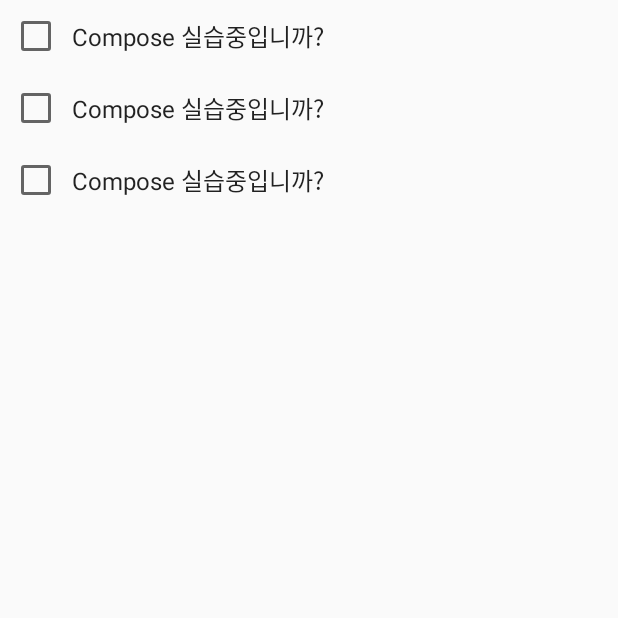
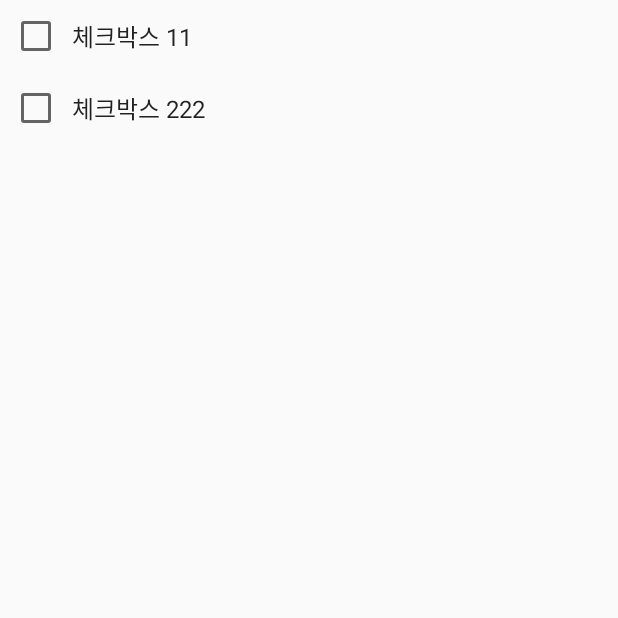
Before and after one commit to massOan/ComposeEtc, an Android app built with Jetpack Compose: the screen it shows after launch (MainActivity), on a phone screen of 412 x 824 dp, the top half of it. Run offline under Robolectric (Android 15) with nearby library versions, the phone set to English and light mode, and no system bars; pictures from the network do not load.

```diff
--- a/app/src/main/java/com/example/compose_etc/MainActivity.kt
+++ b/app/src/main/java/com/example/compose_etc/MainActivity.kt
@@ -12,6 +12,9 @@ import androidx.compose.foundation.shape.CircleShape
 import androidx.compose.material.*
 import androidx.compose.material.icons.Icons
 import androidx.compose.material.icons.filled.ArrowBack
+import androidx.compose.material.icons.filled.Person
+import androidx.compose.material.icons.filled.Search
+import androidx.compose.material.icons.filled.Settings
 import androidx.compose.runtime.*
 import androidx.compose.ui.Alignment
 import androidx.compose.ui.Modifier
@@ -36,15 +39,7 @@ class MainActivity : ComponentActivity() {
         super.onCreate(savedInstanceState)
         setContent {
             Compose_etcTheme {
-
-
-                Column() {
-                    CheckboxFuction()
-                    CheckboxFuction()
-                    CheckboxFuction()
-                }
-                // A surface container using the 'background' color from the theme
-
+                SlotEx()
             }
         }
     }
@@ -66,7 +61,7 @@ class MainActivity : ComponentActivity() {
 @Composable
 fun DefaultPreview() {
     Compose_etcTheme {
-        CheckboxFuction()
+        TopAppBarFunction()
     }
 }
 
@@ -183,26 +178,26 @@ private fun ProfileCardFunction(cardData: CardData) {
 
 @Composable
 private fun CheckboxFuction() {
-    var (ischecked, setCheck)  =  remember { mutableStateOf(false) }
+    var (ischecked, setCheck) = remember { mutableStateOf(false) }
+    //비 구조화를 이용 문법
     //컴포저블함수는 언제든지 다시 그려질 수 있고, 상황때문에 상태가 날아갈 수 있다고 가정 해야한다.
     //여러 스레드에서 동시에 여러 컴포저블이 동시에 그리고 있을 수도 있다.
     //그냥 mutableStateOf 라고 선언할 경우 상태가 날아갈 수도 있다.
 
     Row(verticalAlignment = Alignment.CenterVertically,
-    modifier = Modifier.clickable {
+        modifier = Modifier.clickable {
             setCheck(!ischecked)
-    }) {
+        }) {
 
-        Checkbox(checked = ischecked,
+        Checkbox(
+            checked = ischecked,
             onCheckedChange = setCheck
             //onCheckedChange 는 반전된 결과일 경우만 호출이 된다 그럴경우,
             // 굳이 왜 우리가 checked를 반전 시켜서 사용하는가? ,
 
         )
         Text(text = "Compose 실습중입니까?")
-
     }
-
 }
 
 data class CardData(
@@ -212,3 +207,96 @@ data class CardData(
     val description: String,
 ) {
 }
+
+@Composable
+private fun textFieldFuntion() {
+    var name by remember { mutableStateOf("Tom") }
+
+    Column(modifier = Modifier.padding(18.dp)) {
+        OutlinedTextField(
+            value = name,
+            label = { Text(text = "인간 이름 ") },
+            onValueChange = { name = it })
+
+        Spacer(modifier = Modifier.size(8.dp))
+        Text(text = "Hello $name")
+    }
+}
+
+@Composable
+private fun TopAppBarFunction() {
+    Column() {
+        TopAppBar(
+            title = { Text(text = "topappbar") },
+
+            navigationIcon = {
+                IconButton(onClick = {}) {
+                    Icon(
+                        imageVector = Icons.Filled.ArrowBack,
+                        contentDescription = ""
+                    )
+                }
+            },
+
+            actions = {
+                IconButton(onClick = {}) {
+                    Icon(imageVector = Icons.Filled.Search, contentDescription = "검색")
+
+                }
+                IconButton(onClick = {}) {
+                    Icon(imageVector = Icons.Filled.Settings, contentDescription = "설정")
+
+                }
+                IconButton(onClick = {}) {
+                    Icon(imageVector = Icons.Filled.Person, contentDescription = "계정")
+
+                }
+            },
+        )
+    }
+}
+
+@Composable
+private fun CheckBoxWithSlotFunction(
+    checked: Boolean,
+    onCheckedChanged: () -> Unit,
+    content: @Composable RowScope.() -> Unit,
+
+    ) {
+    Row(verticalAlignment = Alignment.CenterVertically,
+        modifier = Modifier.clickable {
+            onCheckedChanged()
+        }) {
+
+        Checkbox(
+            checked = checked,
+            onCheckedChange = {
+                onCheckedChanged()
+            }
+            //onCheckedChange 는 반전된 결과일 경우만 호출이 된다 그럴경우,
+            // 굳이 왜 우리가 checked를 반전 시켜서 사용하는가? ,
+
+        )
+        content()
+    }
+}
+
+@Composable
+private fun SlotEx() {
+    var checked1 by remember { mutableStateOf(false) }
+    var checked2 by remember { mutableStateOf(false) }
+
+    Column() {
+        CheckBoxWithSlotFunction(checked = checked1,
+            onCheckedChanged = { checked1 = !checked1 }) {
+            Text("체크박스 11")
+
+        }
+        CheckBoxWithSlotFunction(checked = checked2,
+            onCheckedChanged = { checked2 = !checked2 }) {
+            Text("체크박스 222")
+
+        }
+
+    }
+}
```
